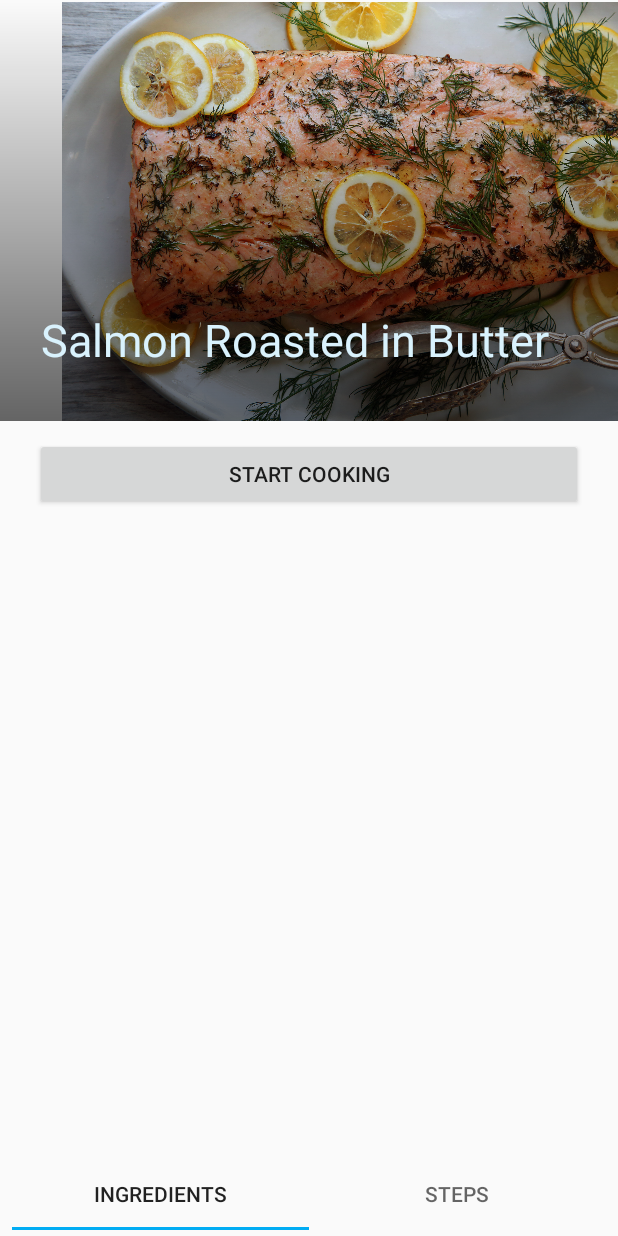
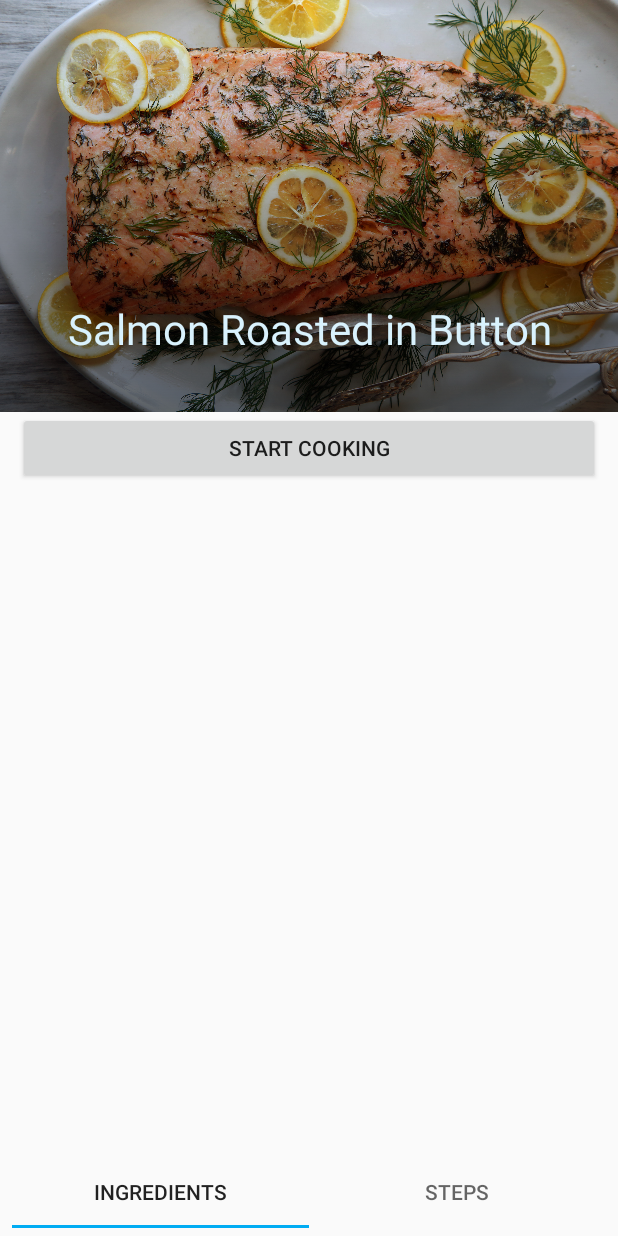
Before and after one commit to ghanem-mhd/Cookpal, an Android app: the layout content_recipe_overview.xml on its own in the app's theme, with its tools: preview values and no code run, on a phone screen of 412 x 824 dp. Run offline under Robolectric (Android 15) with nearby library versions, the phone set to English and light mode, and no system bars.

Commit message:
improved recipe overview

```diff
--- a/app/src/main/res/layout/activity_recipe_overview.xml
+++ b/app/src/main/res/layout/activity_recipe_overview.xml
@@ -7,6 +7,6 @@
     tools:context=".recipesList.RecipeOverview">
 
 
-    <include layout="@layout/content_recipe_overview_2" />
+    <include layout="@layout/content_recipe_overview" />
 
 </android.support.design.widget.CoordinatorLayout>
--- a/app/src/main/res/layout/content_recipe_overview.xml
+++ b/app/src/main/res/layout/content_recipe_overview.xml
@@ -1,54 +1,72 @@
 <?xml version="1.0" encoding="utf-8"?>
-<android.support.constraint.ConstraintLayout xmlns:android="http://schemas.android.com/apk/res/android"
-    xmlns:app="http://schemas.android.com/apk/res-auto"
-    xmlns:tools="http://schemas.android.com/tools"
+<RelativeLayout xmlns:android="http://schemas.android.com/apk/res/android"
     android:layout_width="match_parent"
     android:layout_height="match_parent"
-    app:layout_behavior="@string/appbar_scrolling_view_behavior"
-    tools:context=".recipesList.RecipeOverview"
-    tools:showIn="@layout/activity_recipe_overview">
+    xmlns:app="http://schemas.android.com/apk/res-auto">
 
-    <android.support.constraint.ConstraintLayout
-        android:id="@+id/relativeLayout2"
-        android:layout_width="502dp"
-        android:layout_height="279dp"
-        android:layout_marginTop="1dp"
-        android:layout_marginBottom="11dp"
-        app:layout_constraintBottom_toTopOf="@+id/btn-start-cooking"
-        app:layout_constraintTop_toTopOf="parent"
-        tools:layout_editor_absoluteX="-49dp">
+    <ImageView
+        android:id="@+id/img"
+        android:layout_width="match_parent"
+        android:layout_height="wrap_content"
+        android:scaleType="fitXY"
+        android:adjustViewBounds="true"
+        android:src="@drawable/recipe1"
+        android:layout_marginTop="0dp"
+        />
 
-        <ImageView
-            android:id="@+id/imageView"
-            android:layout_width="match_parent"
-            android:layout_height="match_parent"
-            app:srcCompat="@drawable/recipe1"
-            tools:layout_editor_absoluteX="-49dp"
-            tools:layout_editor_absoluteY="1dp" />
+    <View
+        android:id="@+id/view2"
+        android:layout_width="match_parent"
+        android:layout_height="wrap_content"
+        android:layout_toStartOf="@id/img"
+        android:layout_alignEnd="@id/img"
+        android:layout_alignBottom="@id/img"
+        android:background="@drawable/horizontal_gradient" />
 
-        <View
-            android:id="@+id/view2"
-            android:layout_width="499dp"
-            android:layout_height="match_parent"
-            android:background="@drawable/horizontal_gradient"
-            app:layout_constraintBottom_toBottomOf="parent"
-            app:layout_constraintTop_toTopOf="parent"
-            app:layout_constraintVertical_bias="1.0"
-            tools:layout_editor_absoluteX="3dp" />
-    </android.support.constraint.ConstraintLayout>
+    <TextView
+        android:id="@+id/title"
+        android:layout_width="match_parent"
+        android:layout_height="wrap_content"
+        android:layout_marginTop="200dp"
+        android:text="Salmon Roasted in Button"
+        android:textAlignment="center"
+        android:textColor="@color/colorAccentLight"
+        android:textSize="28sp"
+        android:layout_marginStart="8dp"
+        android:layout_marginEnd="8dp"/>
 
+    <Button
+        android:id="@+id/btn-start-cooking"
+        android:layout_width="match_parent"
+        android:layout_height="wrap_content"
+        android:text="start cooking"
+        android:layout_below="@id/img"
+        android:layout_marginStart="12dp"
+        android:layout_marginEnd="12dp"
+        />
+
+
+    <RelativeLayout
+        android:id="@+id/fragment"
+        android:layout_width="match_parent"
+        android:layout_height="wrap_content"
+        android:layout_below="@id/btn-start-cooking"
+        android:layout_above="@id/tab"
+        android:layout_marginStart="25dp"
+        android:layout_marginEnd="25dp"
+        android:layout_marginBottom="18dp">
+
+    </RelativeLayout>
 
     <android.support.design.widget.TabLayout
         android:id="@+id/tab"
-        android:layout_width="0dp"
+        android:layout_width="match_parent"
         android:layout_height="wrap_content"
         android:layout_marginStart="8dp"
         android:layout_marginEnd="8dp"
-        android:layout_marginBottom="4dp"
-        app:layout_constraintBottom_toBottomOf="parent"
-        app:layout_constraintEnd_toEndOf="parent"
-        app:layout_constraintStart_toStartOf="parent"
-        app:layout_constraintTop_toBottomOf="@+id/title">
+        android:layout_marginBottom="5dp"
+        android:layout_alignParentBottom="true"
+        >
 
         <android.support.design.widget.TabItem
             android:id="@+id/tab-ingredients"
@@ -64,45 +82,4 @@
 
     </android.support.design.widget.TabLayout>
 
-    <Button
-        android:id="@+id/btn-start-cooking"
-        android:layout_width="0dp"
-        android:layout_height="wrap_content"
-        android:layout_marginStart="23dp"
-        android:layout_marginEnd="23dp"
-        android:layout_marginBottom="14dp"
-        android:text="START COOKING"
-        app:layout_constraintBottom_toTopOf="@+id/list"
-        app:layout_constraintEnd_toEndOf="parent"
-        app:layout_constraintStart_toStartOf="parent"
-        app:layout_constraintTop_toBottomOf="@+id/relativeLayout2" />
-
-    <android.support.v7.widget.RecyclerView
-        android:id="@+id/list"
-        android:layout_width="0dp"
-        android:layout_height="0dp"
-        android:layout_marginStart="27dp"
-        android:layout_marginEnd="27dp"
-        android:layout_marginBottom="10dp"
-        app:layout_constraintBottom_toTopOf="@+id/tab"
-        app:layout_constraintEnd_toEndOf="parent"
-        app:layout_constraintStart_toStartOf="parent"
-        app:layout_constraintTop_toBottomOf="@+id/btn-start-cooking" />
-
-    <TextView
-        android:id="@+id/title"
-        android:layout_width="0dp"
-        android:layout_height="0dp"
-        android:layout_marginStart="27dp"
-        android:layout_marginTop="206dp"
-        android:layout_marginEnd="27dp"
-        android:layout_marginBottom="383dp"
-        android:text="Salmon Roasted in Butter"
-        android:textColor="@color/colorAccentLight"
-        android:textSize="30sp"
-        app:layout_constraintBottom_toTopOf="@+id/tab"
-        app:layout_constraintEnd_toEndOf="parent"
-        app:layout_constraintStart_toStartOf="parent"
-        app:layout_constraintTop_toTopOf="parent" />
-
-</android.support.constraint.ConstraintLayout>
+</RelativeLayout>
--- a/app/src/main/res/values/colors.xml
+++ b/app/src/main/res/values/colors.xml
@@ -18,4 +18,6 @@
     <color name="color3">#eeaa10</color>
     <color name="color4">#3164d7</color>
     <color name="color5">#2e9641</color>
+
+    <color name="list_separator">#C8C8C8</color>
 </resources>
```
Also changed, not shown: app/src/main/java/com/example/cookpal/recipesList/RecipeIngredientsFragment.java (added, +40 -0 lines), app/src/main/java/com/example/cookpal/recipesList/RecipeOverview.java (+29 -13 lines), app/src/main/java/com/example/cookpal/recipesList/RecipeStepAdapter.java (+19 -34 lines), app/src/main/java/com/example/cookpal/recipesList/RecipeStepsFragment.java (added, +38 -0 lines), app/src/main/res/layout/content_recipe_overview_2.xml (deleted, +0 -84 lines), app/src/main/res/layout/fragment_ingredients.xml (added, +17 -0 lines), app/src/main/res/layout/fragment_steps.xml (added, +18 -0 lines), app/src/main/res/layout/recipe_ingredient_item.xml (+35 -27 lines), app/src/main/res/layout/recipe_step_item.xml (+51 -81 lines).
